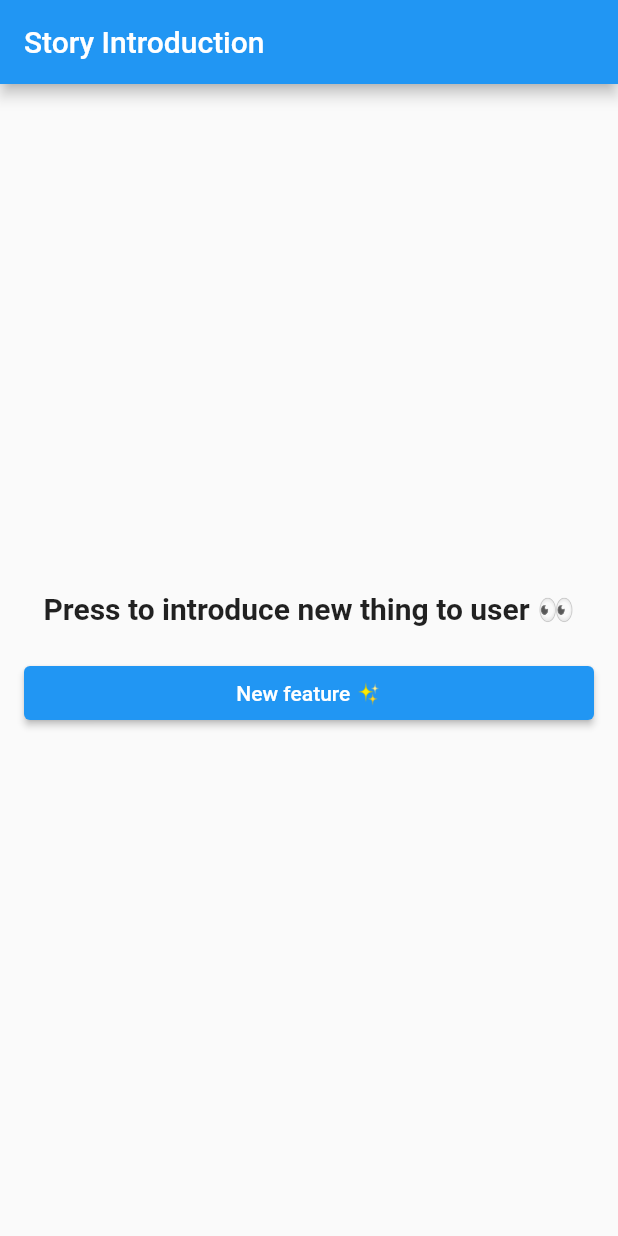
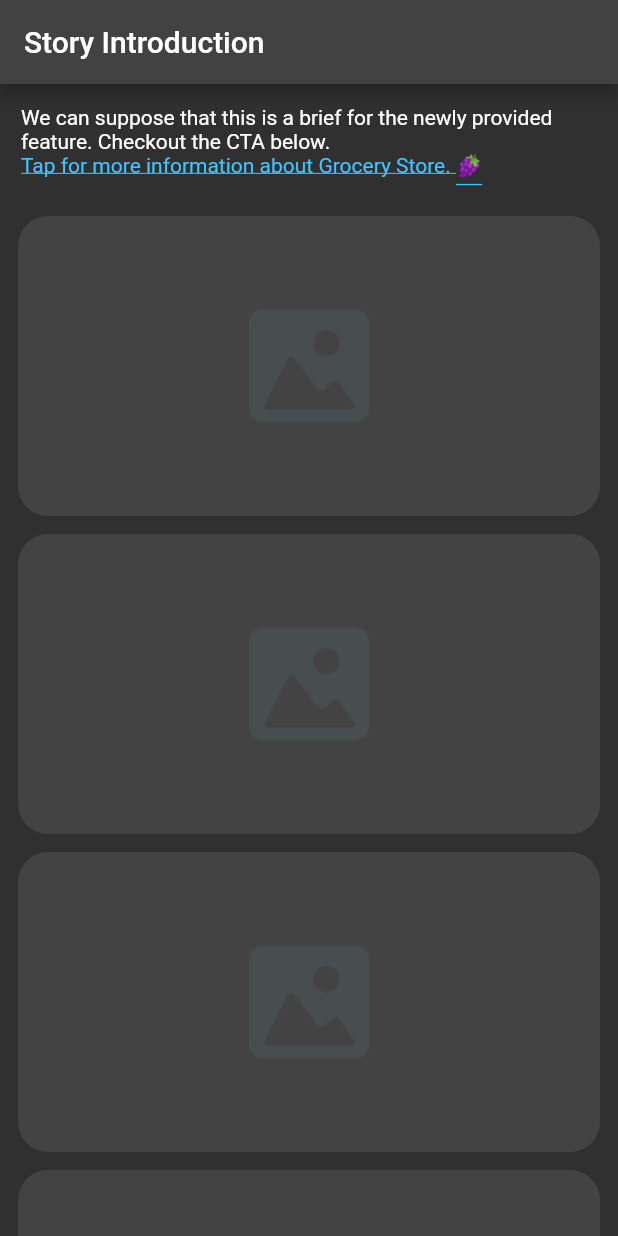
Before and after one commit to EhabSalah/introduction_story, a Flutter app: the screen it shows after launch, on a phone screen of 412 x 824 dp. Run offline on Flutter 3.47's test engine with Material 2 defaults, Android fonts, the phone set to English and light mode, and no system bars; our stand-ins replace equatable, flutter_bloc.

Commit message:
example: build the example

```diff
--- a/example/lib/main.dart
+++ b/example/lib/main.dart
@@ -1,3 +1,4 @@
+import 'package:flutter/gestures.dart';
 import 'package:flutter/material.dart';
 import 'package:story_introduction/story_introduction.dart';
 
@@ -6,13 +7,13 @@ void main() {
 }
 
 class MyApp extends StatelessWidget {
-  const MyApp({Key? key}) : super(key: key);
+  const MyApp({super.key});
 
   @override
   Widget build(BuildContext context) {
     return MaterialApp(
       title: 'Story Introduction',
-      theme: ThemeData.light(),
+      theme: ThemeData.dark(),
       debugShowCheckedModeBanner: false,
       home: const HomePage(),
     );
@@ -20,7 +21,7 @@ class MyApp extends StatelessWidget {
 }
 
 class HomePage extends StatelessWidget {
-  const HomePage({Key? key}) : super(key: key);
+  const HomePage({super.key});
 
   @override
   Widget build(BuildContext context) {
@@ -29,60 +30,94 @@ class HomePage extends StatelessWidget {
         title: const Text('Story Introduction'),
       ),
       body: Center(
-        child: Padding(
-          padding: const EdgeInsets.all(16.0),
         child: Column(
           mainAxisSize: MainAxisSize.min,
-            crossAxisAlignment: CrossAxisAlignment.stretch,
+          crossAxisAlignment: CrossAxisAlignment.start,
           children: [
-              const Text(
-                'Press to introduce new thing to user 👀',
-                style: TextStyle(fontSize: 20, fontWeight: FontWeight.bold),
-                textAlign: TextAlign.center,
+            Padding(
+              padding: const EdgeInsets.all(14),
+              child: Text.rich(
+                TextSpan(
+                  text:
+                      'We can suppose that this is a brief for the newly provided feature. Checkout the CTA below.\n',
+                  children: [
+                    TextSpan(
+                      text: 'Tap for more information about $_featureName. 🍇',
+                      style: const TextStyle(
+                        decoration: TextDecoration.underline,
+                        color: Colors.lightBlueAccent,
                       ),
-              const SizedBox(height: 20),
-              ElevatedButton(
-                onPressed: () {
-                  Navigator.push(
+                      recognizer: TapGestureRecognizer()
+                        ..onTap = () => _pushIntroductionStoriesScreen(context),
+                    )
+                  ],
+                ),
+              ),
+            ),
+            Expanded(
+              child: ListView.separated(
+                padding: const EdgeInsets.all(12),
+                separatorBuilder: (_, __) => const SizedBox(height: 12),
+                itemBuilder: (BuildContext context, int index) {
+                  return Container(
+                    height: 200,
+                    decoration: BoxDecoration(
+                      color: Colors.grey[200]?.withOpacity(.1),
+                      borderRadius: BorderRadius.circular(20),
+                      image: const DecorationImage(
+                        image: AssetImage('assets/placeholder.png'),
+                      ),
+                    ),
+                  );
+                },
+                itemCount: 5,
+              ),
+            ),
+          ],
+        ),
+      ),
+    );
+  }
+
+  String get _featureName => 'Grocery Store';
+
+  void _pushIntroductionStoriesScreen(BuildContext context) {
+    Navigator.push<void>(
       context,
       PageRouteBuilder(
         opaque: false,
         pageBuilder: (_, __, ___) => StoryIntroductionScreen(
-                        StoryIntroductionProps(
-                          featureName: 'New Feature Name',
-                          duration: 4000,
           isDismissible: true,
           stories: [
             Story(
-                              title: 'React',
-                              backgroundColor: Colors.red,
-                              description: 'Description',
+              imagePath: 'assets/image_1.png',
+              featureName: _featureName,
+              title: 'Online Grocery Shopping',
+              description:
+                  'Shop your favourite groceries and ready to cook, heat & '
+                  'eat selection of artisanal, handcrafted products made '
+                  'fresh daily for you to devour.',
             ),
             Story(
-                              title: 'React',
-                              backgroundColor: Colors.green,
-                              description: 'Description',
+              imagePath: 'assets/image_2.png',
+              title: 'Premium quality is our aim',
+              featureName: _featureName,
+              description:
+                  'Categories: Fresh Fruits, Vegetables & Herbs, Bakery & '
+                  'Pastry, Cheese, Dairy & Deli, Desserts & Sweets.',
+              decoration: const StoryDecoration(lightMode: false),
             ),
             Story(
-                              title: 'React',
-                              backgroundColor: Colors.blue,
-                              description: 'Description',
-                            ),
-                            Story(
-                              title: 'React',
-                              backgroundColor: Colors.orange,
-                              description: 'Description',
+              imagePath: 'assets/image_3.png',
+              title: 'We deliver fresh and fast',
+              featureName: _featureName,
+              description:
+                  'Your gourmet groceries are just a click away! Pick your '
+                  'favourite groceries and receive your order '
+                  'within 15 minutes.',
+              decoration: const StoryDecoration(lightMode: false),
             ),
           ],
-                        ),
-                      ),
-                    ),
-                  );
-                },
-                child: const Text('New feature ✨'),
-              ),
-            ],
-          ),
         ),
       ),
     );
--- a/example/pubspec.yaml
+++ b/example/pubspec.yaml
@@ -9,7 +9,8 @@ environment:
 dependencies:
   flutter:
     sdk: flutter
-  cupertino_icons: ^1.0.2
+  cupertino_icons: ^1.0.5
+  collection: ^1.16.0
   story_introduction:
     path: ../
 
@@ -17,7 +18,7 @@ dev_dependencies:
   flutter_test:
     sdk: flutter
 
-  flutter_lints: ^1.0.0
+  flutter_lints: ^2.0.1
 
 flutter:
   uses-material-design: true
```
Also changed, not shown: example/assets/image_1.png (added), example/assets/image_2.png (added), example/assets/image_3.png (added), example/assets/placeholder.png (added), example/pubspec.lock. Lines whose indentation alone changed are shown as unchanged.
